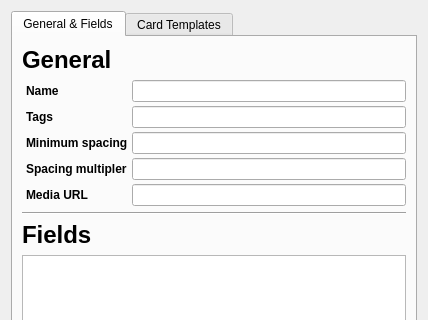
This is designer/modelproperties.ui in ankitects/anki as Qt 5 draws it before an edit; both pictures show x 0 to 428 and y 0 to 320 of the 428 by 551 pixel window. The edited form follows.
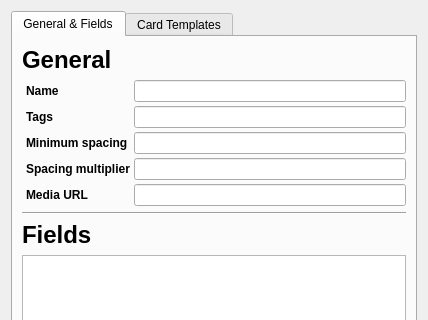
This is the edited form.

Commit message: typo in model properties

```diff
--- a/designer/modelproperties.ui
+++ b/designer/modelproperties.ui
@@ -90,7 +90,11 @@
          <item row="3" column="0">
           <widget class="QLabel" name="label_25">
            <property name="text">
-            <string>&lt;b&gt;Spacing multipler&lt;/b&gt;</string>
+            <string>&lt;!DOCTYPE HTML PUBLIC &quot;-//W3C//DTD HTML 4.0//EN&quot; &quot;http://www.w3.org/TR/REC-html40/strict.dtd&quot;&gt;
+&lt;html&gt;&lt;head&gt;&lt;meta name=&quot;qrichtext&quot; content=&quot;1&quot; /&gt;&lt;style type=&quot;text/css&quot;&gt;
+p, li { white-space: pre-wrap; }
+&lt;/style&gt;&lt;/head&gt;&lt;body style=&quot; font-family:'DejaVu Sans'; font-size:9pt; font-weight:400; font-style:normal;&quot;&gt;
+&lt;p style=&quot; margin-top:0px; margin-bottom:0px; margin-left:0px; margin-right:0px; -qt-block-indent:0; text-indent:0px;&quot;&gt;&lt;span style=&quot; font-weight:600;&quot;&gt;Spacing multiplier&lt;/span&gt;&lt;/p&gt;&lt;/body&gt;&lt;/html&gt;</string>
            </property>
            <property name="openExternalLinks">
             <bool>true</bool>
```
